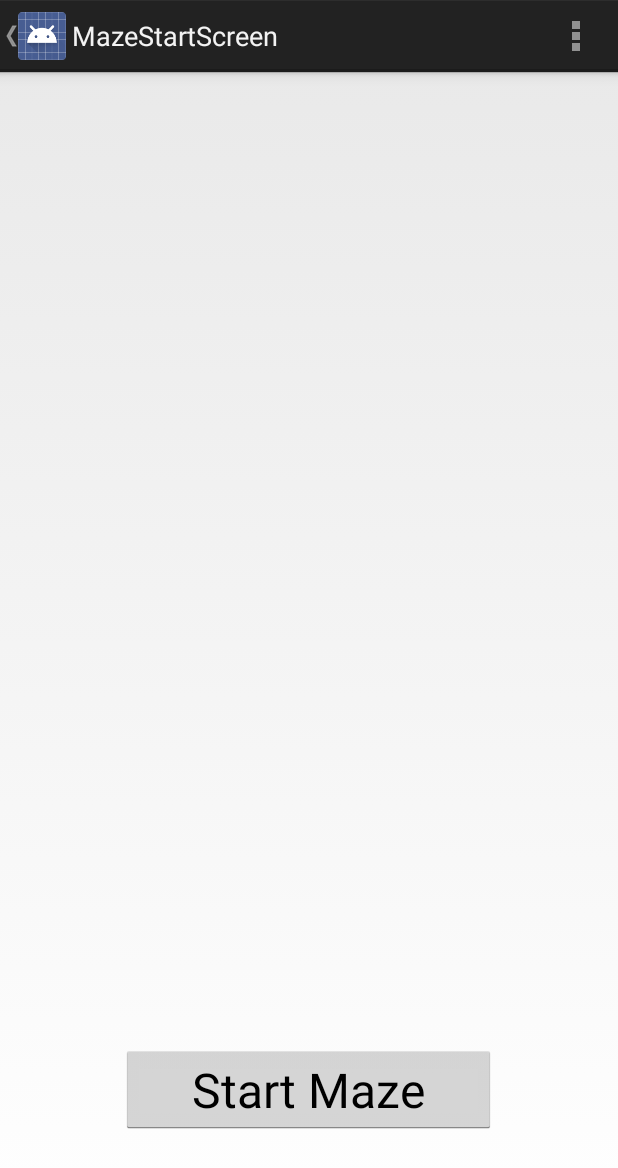
After one commit to jwielenga20/MazeGame, an Android app: the MazeStartScreen screen opened directly, with no data from a screen before it, on a phone screen of 412 x 824 dp. The commit adds this screen. Shown: the top 1168 px of the screen. Run offline under Robolectric (Android 15) with nearby library versions, the phone set to English and light mode, and no system bars.

Commit message:
Added the screens and started to write the code for the screen

```diff
--- /dev/null
+++ b/app/src/main/java/edu/augustana/csc490/gamestarter/MazeStartScreen.java
@@ -0,0 +1,51 @@
+package edu.augustana.csc490.gamestarter;
+
+import android.app.Activity;
+import android.content.Intent;
+import android.os.Bundle;
+import android.view.Menu;
+import android.view.MenuItem;
+import android.view.View;
+import android.widget.Button;
+
+
+public class MazeStartScreen extends Activity {
+    Button mazeButton;
+    @Override
+    protected void onCreate(Bundle savedInstanceState) {
+        super.onCreate(savedInstanceState);
+        setContentView(R.layout.activity_maze_start_screen);
+        mazeButton = (Button)findViewById(R.id.mazeButton);
+        mazeButton.setOnClickListener(new View.OnClickListener()
+        {   public void onClick(View v)
+            {
+                Intent intent = new Intent(MazeStartScreen.this, Maze.class);
+                startActivity(intent);
+
+            }
+        });
+    }
+
+
+    @Override
+    public boolean onCreateOptionsMenu(Menu menu) {
+        // Inflate the menu; this adds items to the action bar if it is present.
+        getMenuInflater().inflate(R.menu.menu_maze_start_screen, menu);
+        return true;
+    }
+
+    @Override
+    public boolean onOptionsItemSelected(MenuItem item) {
+        // Handle action bar item clicks here. The action bar will
+        // automatically handle clicks on the Home/Up button, so long
+        // as you specify a parent activity in AndroidManifest.xml.
+        int id = item.getItemId();
+
+        //noinspection SimplifiableIfStatement
+        if (id == R.id.action_settings) {
+            return true;
+        }
+
+        return super.onOptionsItemSelected(item);
+    }
+}
--- a/app/src/main/res/layout/activity_main.xml
+++ b/app/src/main/res/layout/activity_main.xml
@@ -37,8 +37,8 @@
         android:layout_marginTop="52dp" />
 
     <TextView
-        android:layout_width="600px"
-        android:layout_height="100px"
+        android:layout_width="fill_parent"
+        android:layout_height="wrap_content"
         android:textAppearance="?android:attr/textAppearanceLarge"
         android:text="Maze Game"
         android:id="@+id/mazeGameTextView"
--- /dev/null
+++ b/app/src/main/res/layout/activity_maze_start_screen.xml
@@ -0,0 +1,19 @@
+<RelativeLayout xmlns:android="http://schemas.android.com/apk/res/android"
+    xmlns:tools="http://schemas.android.com/tools" android:layout_width="match_parent"
+    android:layout_height="match_parent" android:paddingLeft="@dimen/activity_horizontal_margin"
+    android:paddingRight="@dimen/activity_horizontal_margin"
+    android:paddingTop="@dimen/activity_vertical_margin"
+    android:paddingBottom="@dimen/activity_vertical_margin"
+    tools:context="edu.augustana.csc490.gamestarter.MazeStartScreen">
+
+    <Button
+        android:layout_width="250dp"
+        android:layout_height="wrap_content"
+        android:text="Start Maze"
+        android:id="@+id/mazeButton"
+        android:layout_alignParentBottom="true"
+        android:layout_centerHorizontal="true"
+        android:layout_marginBottom="52dp"
+        android:textSize="48px" />
+
+</RelativeLayout>
--- /dev/null
+++ b/app/src/main/res/menu/menu_maze.xml
@@ -0,0 +1,6 @@
+<menu xmlns:android="http://schemas.android.com/apk/res/android"
+    xmlns:tools="http://schemas.android.com/tools"
+    tools:context="edu.augustana.csc490.gamestarter.Maze">
+    <item android:id="@+id/action_settings" android:title="@string/action_settings"
+        android:orderInCategory="100" android:showAsAction="never" />
+</menu>
--- /dev/null
+++ b/app/src/main/res/menu/menu_maze_start_screen.xml
@@ -0,0 +1,6 @@
+<menu xmlns:android="http://schemas.android.com/apk/res/android"
+    xmlns:tools="http://schemas.android.com/tools"
+    tools:context="edu.augustana.csc490.gamestarter.MazeStartScreen">
+    <item android:id="@+id/action_settings" android:title="@string/action_settings"
+        android:orderInCategory="100" android:showAsAction="never" />
+</menu>
--- /dev/null
+++ b/app/src/main/res/menu/menu_monster_screen.xml
@@ -0,0 +1,6 @@
+<menu xmlns:android="http://schemas.android.com/apk/res/android"
+    xmlns:tools="http://schemas.android.com/tools"
+    tools:context="edu.augustana.csc490.gamestarter.MonsterScreen">
+    <item android:id="@+id/action_settings" android:title="@string/action_settings"
+        android:orderInCategory="100" android:showAsAction="never" />
+</menu>
--- /dev/null
+++ b/app/src/main/res/values-w820dp/dimens.xml
@@ -0,0 +1,6 @@
+<resources>
+    <!-- Example customization of dimensions originally defined in res/values/dimens.xml
+         (such as screen margins) for screens with more than 820dp of available width. This
+         would include 7" and 10" devices in landscape (~960dp and ~1280dp respectively). -->
+    <dimen name="activity_horizontal_margin">64dp</dimen>
+</resources>
```
Also changed, not shown: app/src/main/AndroidManifest.xml (+35 -2 lines), app/src/main/java/edu/augustana/csc490/gamestarter/MainActivity.java (+24 -1 lines), app/src/main/java/edu/augustana/csc490/gamestarter/MainGameView.java (+48 -150 lines), app/src/main/java/edu/augustana/csc490/gamestarter/Maze.java (added, +39 -0 lines), app/src/main/java/edu/augustana/csc490/gamestarter/MonsterScreen.java (added, +39 -0 lines), app/src/main/res/layout/activity_maze.xml (added, +18 -0 lines), app/src/main/res/layout/activity_monster_screen.xml (added, +12 -0 lines), app/src/main/res/values/strings.xml (+7 -1 lines), 1 other file.
